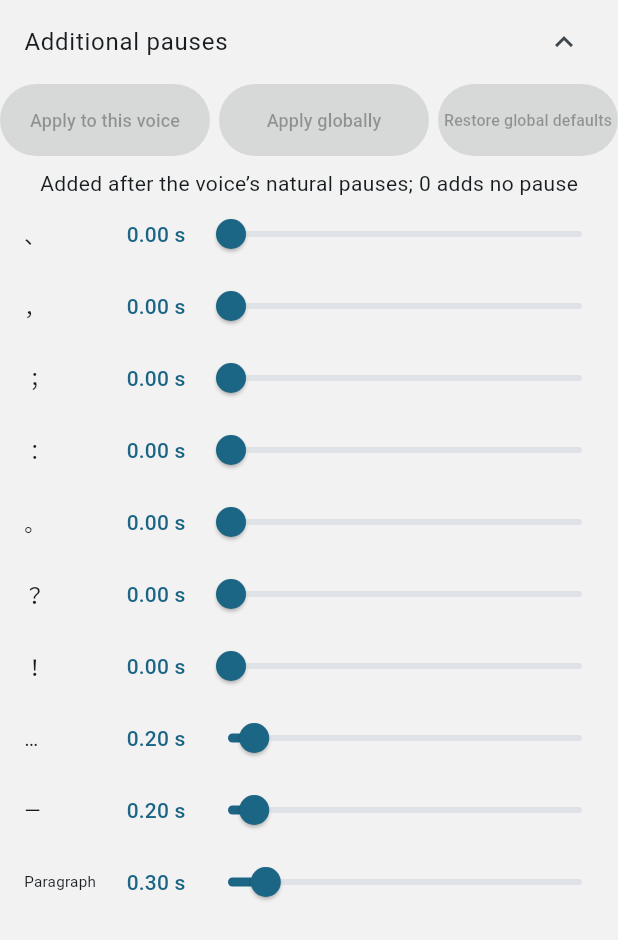
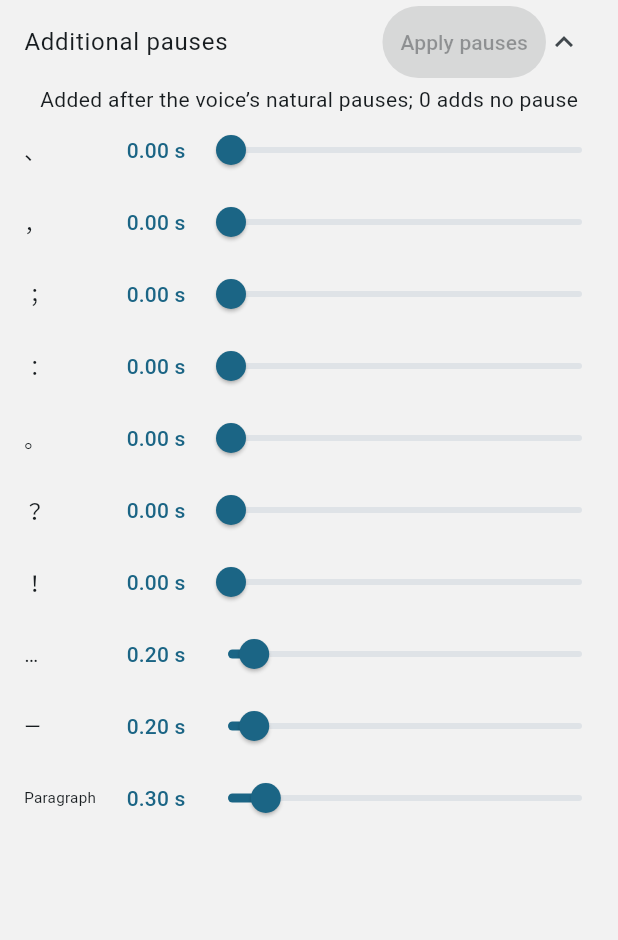
Before and after one commit to caimttth3-eng/DDNovelReader-Android, a Flutter app: the SpeechPauseEditor widget shown alone on an empty page, opened directly with empty values, after a tap on "Additional pauses", on a phone screen of 412 x 824 dp. Shown: the top 940 px of the screen. Run offline on Flutter 3.47's test engine with Material 3 defaults, Android fonts, the phone set to English and light mode, and no system bars; our stand-ins replace audio_service, audioplayers, file_picker, scrollable_positioned_list, shared_preferences; accounts and stored records are empty; network calls fail; project files that could hold a hidden picture were left out.

Commit message:
Limit configurable speech pauses to the system voice

```diff
--- a/lib/i18n.dart
+++ b/lib/i18n.dart
@@ -114,9 +114,6 @@ class AppI18n {
       'additionalPauses': '追加停顿',
       'pauseDescription': '在音源自然停顿后追加，0 不额外停顿',
       'applyPauseSettings': '应用停顿',
-      'applyPauseCurrentVoice': '应用至当前音色',
-      'applyPauseGlobalVoices': '应用至全局音色',
-      'restoreGlobalPauses': '恢复全局默认',
       'voicePauseTitle': '{name}的追加停顿',
       'voicePauseCustomized': '已单独设置停顿',
       'pauseSeconds': '{n}秒',
@@ -324,9 +321,6 @@ class AppI18n {
       'additionalPauses': '追加停頓',
       'pauseDescription': '在音源自然停頓後追加，0 不額外停頓',
       'applyPauseSettings': '套用停頓',
-      'applyPauseCurrentVoice': '套用至目前音色',
-      'applyPauseGlobalVoices': '套用至全域音色',
-      'restoreGlobalPauses': '恢復全域預設',
       'voicePauseTitle': '{name}的追加停頓',
       'voicePauseCustomized': '已單獨設定停頓',
       'pauseSeconds': '{n}秒',
@@ -534,9 +528,6 @@ class AppI18n {
       'additionalPauses': 'Additional pauses',
       'pauseDescription': 'Added after the voice’s natural pauses; 0 adds no pause',
       'applyPauseSettings': 'Apply pauses',
-      'applyPauseCurrentVoice': 'Apply to this voice',
-      'applyPauseGlobalVoices': 'Apply globally',
-      'restoreGlobalPauses': 'Restore global defaults',
       'voicePauseTitle': 'Extra pauses: {name}',
       'voicePauseCustomized': 'Custom pauses',
       'pauseSeconds': '{n} s',
@@ -744,9 +735,6 @@ class AppI18n {
       'additionalPauses': '追加の間',
       'pauseDescription': '音声の自然な間の後に追加します。0 は追加なし',
       'applyPauseSettings': '間を適用',
-      'applyPauseCurrentVoice': '現在の音声に適用',
-      'applyPauseGlobalVoices': '全体に適用',
-      'restoreGlobalPauses': '全体の初期値に戻す',
       'voicePauseTitle': '{name}の追加の間',
       'voicePauseCustomized': '個別設定あり',
       'pauseSeconds': '{n}秒',
@@ -955,9 +943,6 @@ class AppI18n {
       'additionalPauses': '추가 쉼',
       'pauseDescription': '음성의 자연스러운 쉼 뒤에 추가합니다. 0은 추가 없음',
       'applyPauseSettings': '쉼 적용',
-      'applyPauseCurrentVoice': '현재 음성에 적용',
-      'applyPauseGlobalVoices': '전체 기본값에 적용',
-      'restoreGlobalPauses': '전체 기본값 복원',
       'voicePauseTitle': '{name} 추가 쉼',
       'voicePauseCustomized': '개별 쉼 설정',
       'pauseSeconds': '{n}초',
--- a/lib/services/app_storage.dart
+++ b/lib/services/app_storage.dart
@@ -151,16 +151,18 @@ class ReadingSettings {
   String get speechPauseVoice => systemFallbackActive ? systemPauseVoice : _pauseVoiceKey(voice);
   SpeechPauseSettings get effectiveSpeechPauses => speechPausesForVoice(speechPauseVoice);
   SpeechPauseSettings speechPausesForVoice(String voiceId) =>
-    perVoiceSpeechPauses[_pauseVoiceKey(voiceId)] ?? speechPauses;
-  bool hasVoiceSpeechPauses(String voiceId) => perVoiceSpeechPauses.containsKey(_pauseVoiceKey(voiceId));
+    _pauseVoiceKey(voiceId) == systemPauseVoice
+      ? perVoiceSpeechPauses[systemPauseVoice] ?? speechPauses
+      : const SpeechPauseSettings();
+  bool hasVoiceSpeechPauses(String voiceId) => _pauseVoiceKey(voiceId) == systemPauseVoice &&
+    perVoiceSpeechPauses.containsKey(systemPauseVoice);
   void setVoiceSpeechPauses(String voiceId, SpeechPauseSettings pauses) =>
     perVoiceSpeechPauses[_pauseVoiceKey(voiceId)] = pauses;
   void clearVoiceSpeechPauses(String voiceId) => perVoiceSpeechPauses.remove(_pauseVoiceKey(voiceId));
 
-  // Global changes affect inherited voices only. Explicit per-voice choices
-  // survive both global application and the factory reset requested by the UI.
-  void applyGlobalSpeechPauses(SpeechPauseSettings pauses) { speechPauses = pauses; }
-  void resetGlobalSpeechPauses() { speechPauses = const SpeechPauseSettings(); }
+  // Legacy global and online overrides remain serialized for compatibility.
+  // Only the system voice may consume customized pauses. Its explicit profile
+  // wins over the older, pre-profile setting so upgrades never discard it.
 
   Map<String, dynamic> toJson() => {
         'brightness': brightness,
--- a/lib/widgets/speech_pause_editor.dart
+++ b/lib/widgets/speech_pause_editor.dart
@@ -4,26 +4,15 @@ import 'package:flutter/services.dart';
 import '../i18n.dart';
 import '../services/speech_breaks.dart';
 
-enum SpeechPauseAction { currentVoice, global, resetGlobal }
-
-@immutable
-class SpeechPauseSelection {
-  final SpeechPauseAction action;
-  final SpeechPauseSettings pauses;
-  final String voiceId;
-  const SpeechPauseSelection(this.action, this.pauses, this.voiceId);
-}
-
-/// Edits a local draft; only the three explicit actions publish a selection.
+/// Edits a local system-voice draft; only Apply publishes the new settings.
 /// Closing the containing sheet or collapsing this widget cannot persist it.
 class SpeechPauseEditor extends StatefulWidget {
-  final String voiceId;
-  final SpeechPauseSettings initialPauses, globalPauses;
-  final ValueChanged<SpeechPauseSelection> onApply;
+  final SpeechPauseSettings initialPauses;
+  final ValueChanged<SpeechPauseSettings> onApply;
   final bool initiallyExpanded;
   final String? title;
-  const SpeechPauseEditor({super.key, required this.voiceId, required this.initialPauses,
-    required this.globalPauses, required this.onApply, this.initiallyExpanded = false, this.title});
+  const SpeechPauseEditor({super.key, required this.initialPauses,
+    required this.onApply, this.initiallyExpanded = false, this.title});
 
   @override
   State<SpeechPauseEditor> createState() => _SpeechPauseEditorState();
@@ -36,40 +25,24 @@ class _SpeechPauseEditorState extends State<SpeechPauseEditor> {
   @override
   void didUpdateWidget(covariant SpeechPauseEditor oldWidget) {
     super.didUpdateWidget(oldWidget);
-    if (oldWidget.voiceId != widget.voiceId || oldWidget.initialPauses != widget.initialPauses) {
+    if (oldWidget.initialPauses != widget.initialPauses) {
       _draft = widget.initialPauses;
     }
   }
-
-  Widget _action({required Key key, required String label, required bool enabled,
-    required SpeechPauseAction action, SpeechPauseSettings? pauses}) =>
-    SizedBox(height: 48, child: FilledButton(key: key,
-      style: FilledButton.styleFrom(minimumSize: const Size(0, 48),
-        padding: const EdgeInsets.symmetric(horizontal: 4)),
-      onPressed: enabled ? () => widget.onApply(SpeechPauseSelection(action, pauses ?? _draft, widget.voiceId)) : null,
-      child: FittedBox(fit: BoxFit.scaleDown, child: Text(label, maxLines: 1, style: const TextStyle(fontSize: 12)))));
 
   @override
   Widget build(BuildContext context) => Column(mainAxisSize: MainAxisSize.min, children: [
     ListTile(key: const ValueKey('pause-expand'),
       title: Text(widget.title ?? T('additionalPauses'), key: const ValueKey('pause-expand-label')),
-      trailing: Icon(_expanded ? Icons.expand_less : Icons.expand_more),
+      trailing: Row(mainAxisSize: MainAxisSize.min, children: [
+        if (_expanded) SizedBox(height: 48, child: FilledButton(key: const ValueKey('pause-apply'),
+          style: FilledButton.styleFrom(minimumSize: const Size(0, 48), padding: const EdgeInsets.symmetric(horizontal: 12)),
+          onPressed: _draft == widget.initialPauses ? null : () => widget.onApply(_draft),
+          child: Text(T('applyPauseSettings'), maxLines: 1))),
+        Icon(_expanded ? Icons.expand_less : Icons.expand_more),
+      ]),
       onTap: () => setState(() => _expanded = !_expanded)),
     if (_expanded) ...[
-      Row(children: [
-        Expanded(flex: 7, child: _action(key: const ValueKey('pause-apply'),
-          label: T('applyPauseCurrentVoice'), enabled: _draft != widget.initialPauses,
-          action: SpeechPauseAction.currentVoice)),
-        const SizedBox(width: 6),
-        Expanded(flex: 7, child: _action(key: const ValueKey('pause-apply-global'),
-          label: T('applyPauseGlobalVoices'), enabled: _draft != widget.globalPauses,
-          action: SpeechPauseAction.global)),
-        const SizedBox(width: 6),
-        Expanded(flex: 6, child: _action(key: const ValueKey('pause-reset-global'),
-          label: T('restoreGlobalPauses'), enabled: widget.globalPauses != const SpeechPauseSettings(),
-          action: SpeechPauseAction.resetGlobal, pauses: const SpeechPauseSettings())),
-      ]),
-      const SizedBox(height: 8),
       Padding(padding: const EdgeInsets.symmetric(horizontal: 16), child: Text(T('pauseDescription'))),
       for (final kind in SpeechPauseKind.values) Padding(
         padding: const EdgeInsets.symmetric(horizontal: 16), child: Row(children: [
```
Also changed, not shown: 5 other files.
